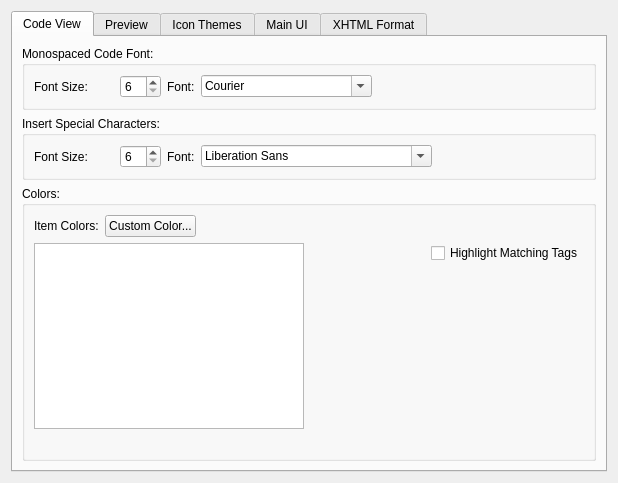
Qt form src/Form_Files/PAppearanceWidget.ui (3tic-project/Sigil-Enhanced) before a commit.
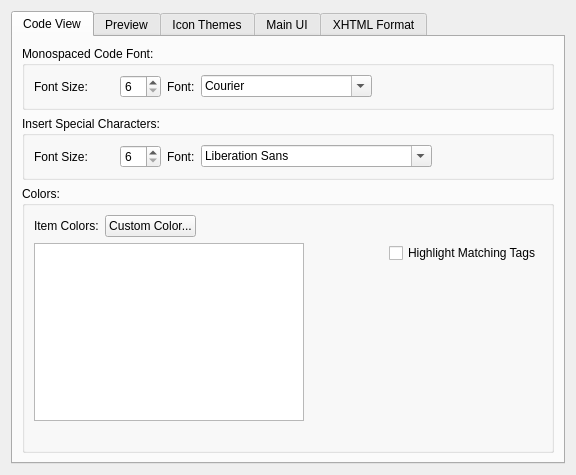
The same form after that commit. The open tabs and pages were chosen to show the change. Custom widgets are drawn as their Qt base class.

The edit to the form file:
```diff
--- a/src/Form_Files/PAppearanceWidget.ui
+++ b/src/Form_Files/PAppearanceWidget.ui
@@ -6,8 +6,8 @@
    <rect>
     <x>0</x>
     <y>0</y>
-    <width>618</width>
-    <height>483</height>
+    <width>576</width>
+    <height>475</height>
    </rect>
   </property>
   <property name="windowTitle">
```
Left out of the diff: 2 changed lines with no effect on the pictures.
